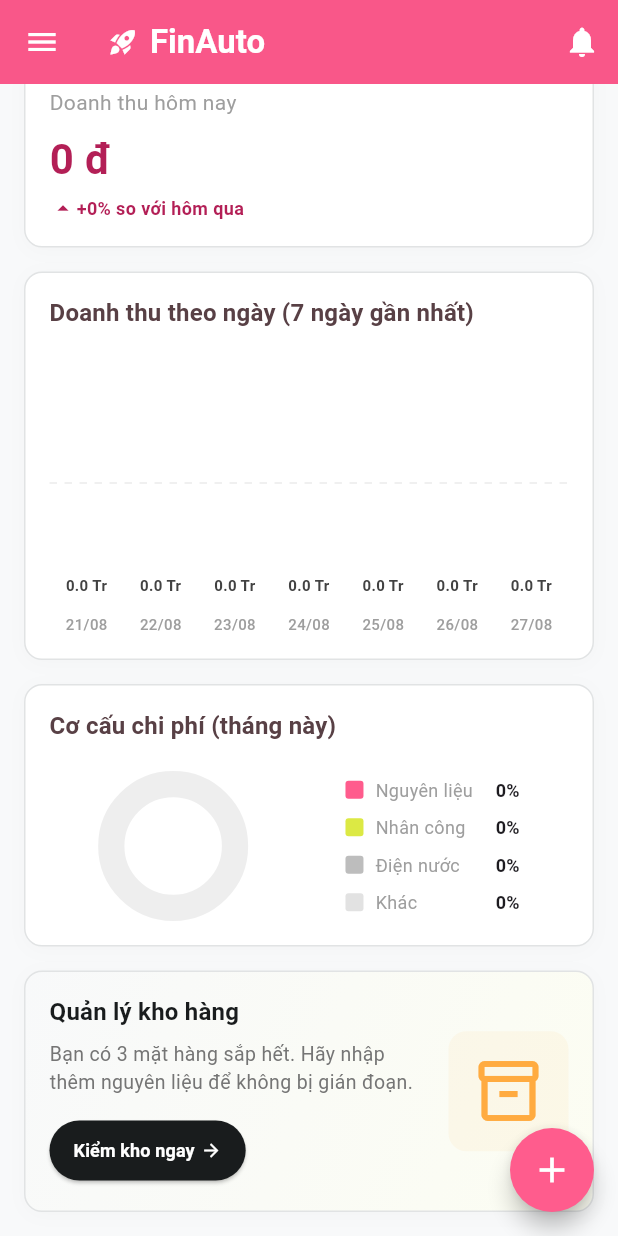
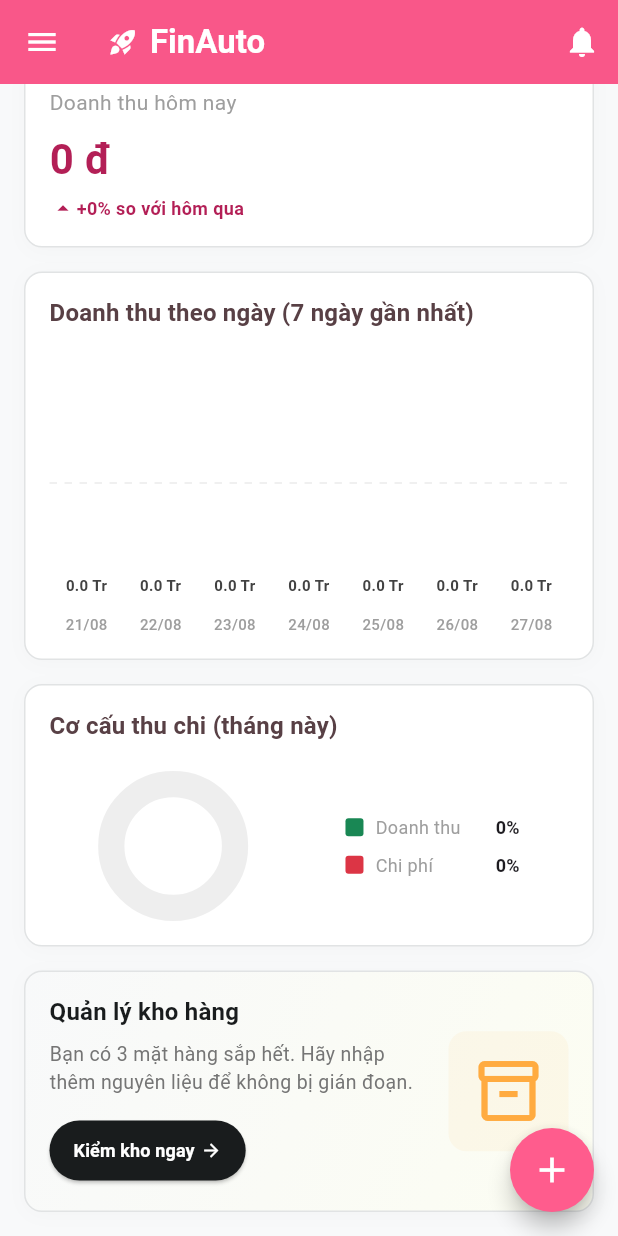
Before and after one commit to quochuy130725/Vikeso-Cash-Flow-Assistant-app, a Flutter app: the DashboardScreen screen opened directly, scrolled down 508 dp, on a phone screen of 412 x 824 dp. Run offline on Flutter 3.47's test engine with Material 3 defaults, Android fonts, the phone set to English and light mode, and no system bars; drawn by our look-alikes of fl_chart; our stand-ins replace camera, flutter_dotenv, google_fonts, image_picker; network calls fail; Roboto replaces fonts that are missing (Roboto Flex).

Commit message:
edit dashboard_screen

```diff
--- a/Front-end/Mobile-App/lib/views/dashboard/dashboard_screen.dart
+++ b/Front-end/Mobile-App/lib/views/dashboard/dashboard_screen.dart
@@ -26,6 +26,7 @@ class _DashboardScreenState extends State<DashboardScreen> {
   double _thisWeekThu = 0;
   int _thisWeekOrderCount = 0;
   double _thisMonthChi = 0;
+  double _thisMonthThu = 0;
   Map<String, double> _categoryChiSums = {};
 
   List<double> _weeklyRevenue = List.filled(7, 0.0);
@@ -95,6 +96,7 @@ class _DashboardScreenState extends State<DashboardScreen> {
     _thisWeekThu = 0;
     _thisWeekOrderCount = 0;
     _thisMonthChi = 0;
+    _thisMonthThu = 0;
     _categoryChiSums = {
       'Nguyên liệu': 0.0,
       'Nhân công': 0.0,
@@ -129,7 +131,7 @@ class _DashboardScreenState extends State<DashboardScreen> {
         }
       }
 
-      // Chi phí tháng
+      // Doanh thu & Chi phí tháng
       if (tDate.month == now.month && tDate.year == now.year) {
         if (type == 'CHI') {
           _thisMonthChi += amount;
@@ -139,6 +141,8 @@ class _DashboardScreenState extends State<DashboardScreen> {
             category = 'Khác';
           }
           _categoryChiSums[category] = (_categoryChiSums[category] ?? 0.0) + amount;
+        } else if (type == 'THU') {
+          _thisMonthThu += amount;
         }
       }
     }
@@ -160,19 +164,18 @@ class _DashboardScreenState extends State<DashboardScreen> {
     final growthPercent = _calculateGrowthPercentage();
     final isGrowthPositive = growthPercent >= 0;
 
-    final double totalChiSum = _categoryChiSums.values.fold(0, (sum, val) => sum + val);
-    final List<double> piePercentages = [];
+    final double totalChiSum = _categoryChiSums.values.fold(0.0, (sum, val) => sum + val);
+    final double totalThuChiSum = _thisMonthThu + _thisMonthChi;
+    final List<double> piePercentages = [
+      _thisMonthThu,
+      _thisMonthChi,
+    ];
     final List<Color> pieColors = [
-      const Color(0xFFFF5C8D), // Nguyên liệu
-      const Color(0xFFDCE944), // Nhân công
-      Colors.grey.shade400,    // Điện nước
-      const Color(0xFFE2E2E2), // Khác
+      const Color(0xFF198754), // Thu nhập (Xanh lá)
+      const Color(0xFFDC3545), // Chi phí (Đỏ)
     ];
 
-    final categories = ['Nguyên liệu', 'Nhân công', 'Điện nước', 'Khác'];
-    for (var cat in categories) {
-      piePercentages.add(_categoryChiSums[cat] ?? 0.0);
-    }
+    final categories = ['Doanh thu', 'Chi phí'];
 
     return Scaffold(
       appBar: AppBar(
@@ -342,7 +345,7 @@ class _DashboardScreenState extends State<DashboardScreen> {
                                                     height: 1.2)),
                                             TextSpan(
                                                 text: totalChiSum > 0
-                                                    ? '(${categories[0]} chiếm ${((_categoryChiSums[categories[0]] ?? 0.0) / totalChiSum * 100).toStringAsFixed(0)}%)'
+                                                    ? '(Nguyên liệu chiếm ${((_categoryChiSums['Nguyên liệu'] ?? 0.0) / totalChiSum * 100).toStringAsFixed(0)}%)'
                                                     : '(Chưa chi tiêu)',
                                                 style: const TextStyle(
                                                     fontSize: 12,
@@ -476,7 +479,7 @@ class _DashboardScreenState extends State<DashboardScreen> {
                           crossAxisAlignment: CrossAxisAlignment.start,
                           children: [
                             Text(
-                              'Cơ cấu chi phí (tháng này)',
+                              'Cơ cấu thu chi (tháng này)',
                               style: theme.textTheme.titleMedium?.copyWith(
                                 fontSize: 16,
                                 color: colorScheme.onSurfaceVariant,
@@ -500,8 +503,8 @@ class _DashboardScreenState extends State<DashboardScreen> {
                                   crossAxisAlignment: CrossAxisAlignment.start,
                                   children: List.generate(categories.length, (index) {
                                     final cat = categories[index];
-                                    final double val = _categoryChiSums[cat] ?? 0.0;
-                                    final double percent = totalChiSum > 0 ? (val / totalChiSum) : 0.0;
+                                    final double val = index == 0 ? _thisMonthThu : _thisMonthChi;
+                                    final double percent = totalThuChiSum > 0 ? (val / totalThuChiSum) : 0.0;
                                     return _buildLegendItem(
                                         cat,
                                         '${(percent * 100).toStringAsFixed(0)}%',
```
